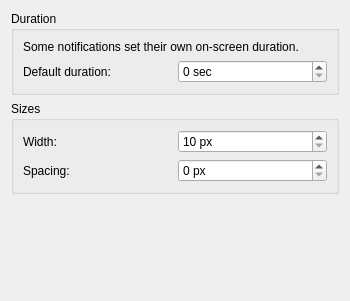
Qt form config/advancedsettings.ui (lxqt/lxqt-notificationd) before a commit.
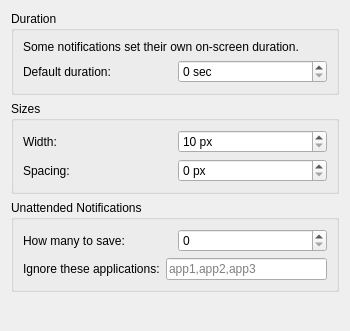
The same form after that commit.

Commit message: Never miss a notification

```diff
--- a/config/advancedsettings.ui
+++ b/config/advancedsettings.ui
@@ -108,7 +108,7 @@
      </layout>
     </widget>
    </item>
-   <item row="3" column="0" colspan="2">
+   <item row="4" column="0" colspan="2">
     <spacer name="verticalSpacer">
      <property name="orientation">
       <enum>Qt::Vertical</enum>
@@ -121,6 +121,50 @@
      </property>
     </spacer>
    </item>
+   <item row="3" column="0" colspan="2">
+    <widget class="QGroupBox" name="groupBox_3">
+     <property name="title">
+      <string>Unattended Notifications</string>
+     </property>
+     <layout class="QVBoxLayout" name="verticalLayout_2">
+      <item>
+       <layout class="QHBoxLayout" name="horizontalLayout_5">
+        <item>
+         <widget class="QLabel" name="unattendedLabel">
+          <property name="text">
+           <string>How many to save:</string>
+          </property>
+         </widget>
+        </item>
+        <item>
+         <widget class="QSpinBox" name="unattendedBox"/>
+        </item>
+       </layout>
+      </item>
+      <item>
+       <layout class="QHBoxLayout" name="horizontalLayout_6">
+        <item>
+         <widget class="QLabel" name="blackListLabel">
+          <property name="text">
+           <string>Ignore these applications:</string>
+          </property>
+         </widget>
+        </item>
+        <item>
+         <widget class="QLineEdit" name="blackListEdit">
+          <property name="placeholderText">
+           <string>app1,app2,app3</string>
+          </property>
+          <property name="clearButtonEnabled">
+           <bool>true</bool>
+          </property>
+         </widget>
+        </item>
+       </layout>
+      </item>
+     </layout>
+    </widget>
+   </item>
   </layout>
  </widget>
  <resources/>
```
The commit also changes 9 other files.
